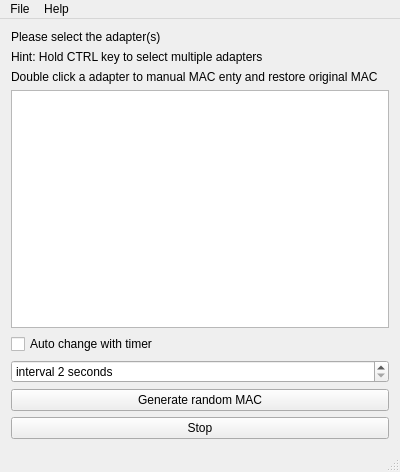
Before: the Qt Designer form src/mainwindow.ui in mguludag/RandomMAC, drawn with Qt 5.
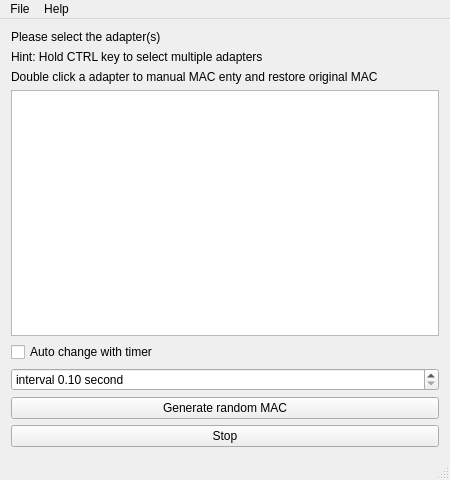
After: the same form once the commit is applied. Icons and pictures are not drawn.

```diff
--- a/src/mainwindow.ui
+++ b/src/mainwindow.ui
@@ -6,8 +6,8 @@
    <rect>
     <x>0</x>
     <y>0</y>
-    <width>400</width>
-    <height>472</height>
+    <width>450</width>
+    <height>480</height>
    </rect>
   </property>
   <property name="windowTitle">
@@ -81,18 +81,18 @@
      </widget>
     </item>
     <item row="5" column="0">
-     <widget class="QSpinBox" name="spinBox">
-      <property name="suffix">
-       <string> seconds</string>
-      </property>
+     <widget class="QDoubleSpinBox" name="doubleSpinBox">
       <property name="prefix">
        <string>interval </string>
       </property>
+      <property name="suffix">
+       <string> second</string>
+      </property>
       <property name="minimum">
-       <number>2</number>
+       <double>0.100000000000000</double>
       </property>
       <property name="maximum">
-       <number>3600</number>
+       <double>3600.000000000000000</double>
       </property>
      </widget>
     </item>
@@ -110,7 +110,7 @@
     <rect>
      <x>0</x>
      <y>0</y>
-     <width>400</width>
+     <width>450</width>
      <height>21</height>
     </rect>
    </property>
```
Left out of the diff: 40 changed lines with no effect on the pictures.
